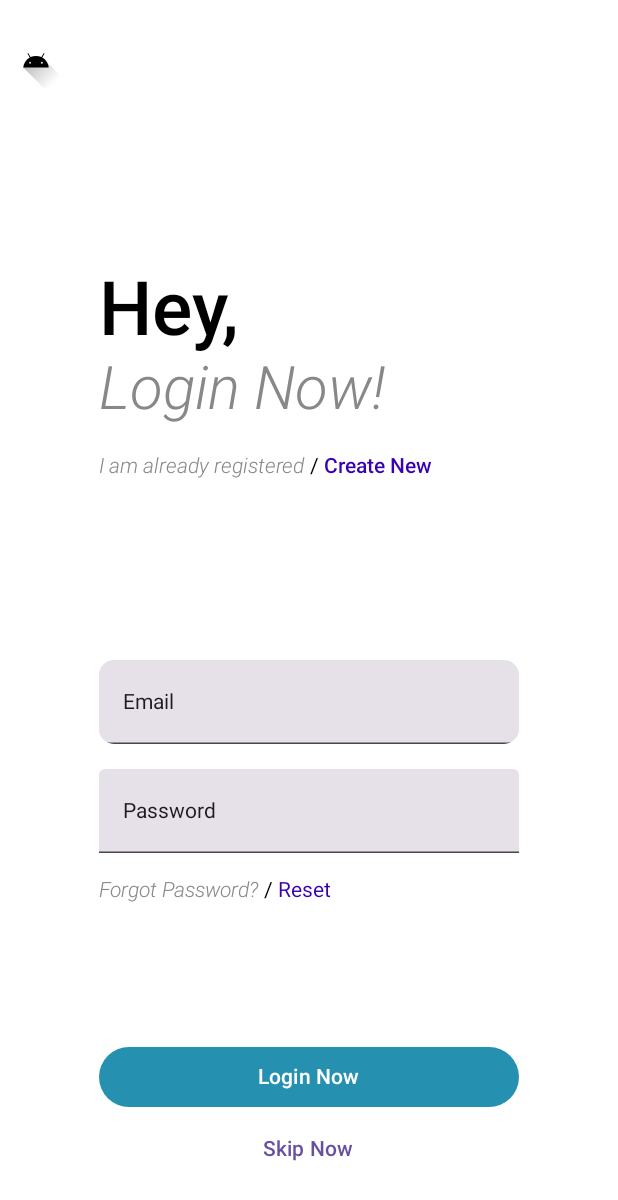
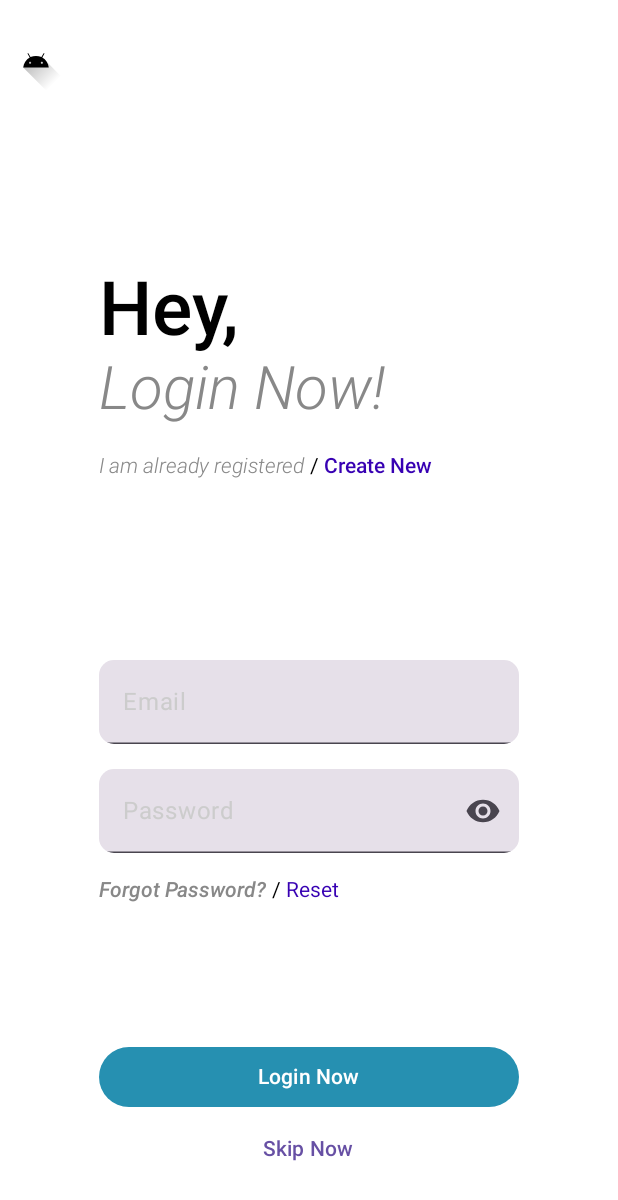
Before and after one commit to KDiaryApp/kbuddy, an Android app built with Jetpack Compose: the @Preview function LoginScreenTotal, on a phone screen of 412 x 824 dp. Shown: the top 1200 px of the screen. Run offline under Robolectric (Android 15) with nearby library versions, the phone set to English and light mode, and no system bars.

```diff
--- a/app/src/main/java/com/kdiaryapp/kbuddy/LoginScreen.kt
+++ b/app/src/main/java/com/kdiaryapp/kbuddy/LoginScreen.kt
@@ -29,6 +29,11 @@ import androidx.compose.foundation.layout.wrapContentHeight
 import androidx.compose.foundation.layout.wrapContentSize
 import androidx.compose.foundation.layout.wrapContentWidth
 import androidx.compose.foundation.text.ClickableText
+import androidx.compose.foundation.text.KeyboardActions
+import androidx.compose.foundation.text.KeyboardOptions
+import androidx.compose.material.icons.Icons
+import androidx.compose.material.icons.filled.Password
+import androidx.compose.material.icons.filled.RemoveRedEye
 
 import androidx.compose.material3.Button
 import androidx.compose.material3.TextButton
@@ -42,6 +47,10 @@ import androidx.compose.material3.Scaffold
 import androidx.compose.material3.Surface
 import androidx.compose.material3.contentColorFor
 import androidx.compose.runtime.Composable
+import androidx.compose.runtime.getValue
+import androidx.compose.runtime.mutableStateOf
+import androidx.compose.runtime.remember
+import androidx.compose.runtime.setValue
 
 import androidx.compose.ui.text.font.Font
 import androidx.compose.ui.text.font.FontStyle
@@ -56,6 +65,10 @@ import androidx.compose.ui.res.colorResource
 
 import androidx.compose.ui.res.painterResource
 import androidx.compose.ui.text.TextStyle
+import androidx.compose.ui.text.input.ImeAction
+import androidx.compose.ui.text.input.KeyboardType
+import androidx.compose.ui.text.input.PasswordVisualTransformation
+import androidx.compose.ui.text.input.VisualTransformation
 import androidx.compose.ui.text.style.TextAlign
 import androidx.compose.ui.tooling.preview.Preview
 import androidx.compose.ui.unit.dp
@@ -167,8 +180,9 @@ fun LoginScreen() {
         }
 
         /*
-                TODO - They're still not properly set to in a properly layout.
-            */
+            TODO
+                - They're still not properly set to in a proper layout.
+        */
         Column(
             verticalArrangement = Arrangement.SpaceAround,
 //                horizontalAlignment = Alignment.CenterHorizontally,
@@ -177,17 +191,67 @@ fun LoginScreen() {
                 .weight(3F)
         ) {
             val roundedCornerSize = 10.dp
+            var email by remember { mutableStateOf("") }
             TextField(
-                value = "Email",
-                onValueChange = { value -> },
+                value = email,
+                placeholder = {
+                    Text(
+                        text = "Email",
+                        color = Color.LightGray
+                    )
+                },
+                onValueChange = {
+                    email = it
+                },
+                keyboardOptions = KeyboardOptions(
+                    keyboardType = KeyboardType.Email,
+                    imeAction = ImeAction.Next
+                ),
+                keyboardActions = KeyboardActions(
+                   onNext = {
+                       // TODO: Change the focus to the next UI element, namely the password field
+                   }
+                ),
                 modifier = Modifier
                     .clip(RoundedCornerShape(roundedCornerSize))
             )
+            var password by remember { mutableStateOf("") }
+            var passwordVisibility by remember { mutableStateOf(true) }
             TextField(
-                value = "Password",
-                onValueChange = { value -> },
+                value = password,
+                placeholder = {
+                    Text(
+                        text = "Password",
+                        color = Color.LightGray
+                    )
+                },
+                onValueChange = {
+                    password = it
+                },
+                visualTransformation = if (passwordVisibility) PasswordVisualTransformation() else VisualTransformation.None,
+                trailingIcon = {
+                    IconButton(
+                        onClick = {
+                            passwordVisibility = !passwordVisibility
+                        }
+                    ) {
+                        Icon(
+                            imageVector = Icons.Default.RemoveRedEye,
+                            contentDescription = null,
+                        )
+                    }
+                },
+                keyboardOptions = KeyboardOptions(
+                    keyboardType = KeyboardType.Password,
+                    imeAction = ImeAction.Done
+                ),
+                keyboardActions = KeyboardActions(
+                    onDone = {
+                        // TODO: Maybe the callback here should be the same as for the 'Login Now' button.
+                    }
+                ),
                 modifier = Modifier
-//                        .clip(RoundedCornerShape(roundedCornerSize))
+                    .clip(RoundedCornerShape(roundedCornerSize))
             )
             Row(
                 modifier = Modifier
@@ -196,7 +260,7 @@ fun LoginScreen() {
                 Text(
                     text = "Forgot Password?",
                     fontStyle = FontStyle.Italic,
-                    fontWeight = FontWeight.Light,
+                    fontWeight = FontWeight.Medium,
                     color = Color.Gray
                 )
                 //            .height(intrinsicSize = IntrinsicSize.Max)
```
Also changed, not shown: app/build.gradle (+7 -3 lines), app/src/main/java/com/kdiaryapp/kbuddy/Posts.kt (+237 -34 lines).
